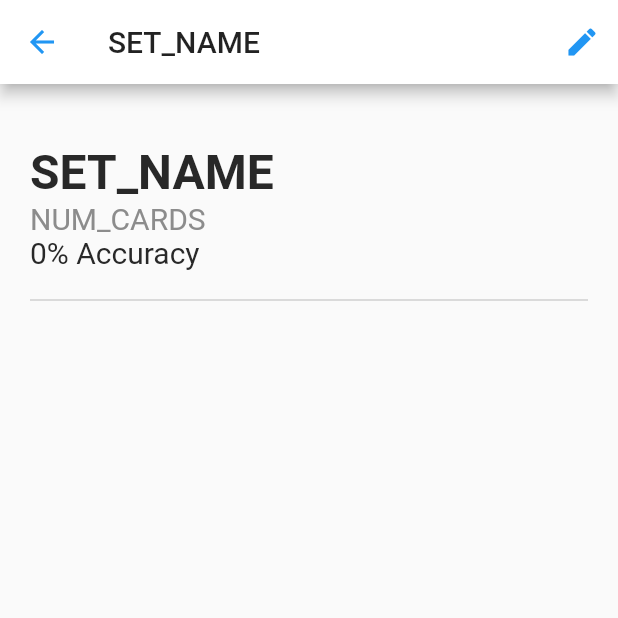
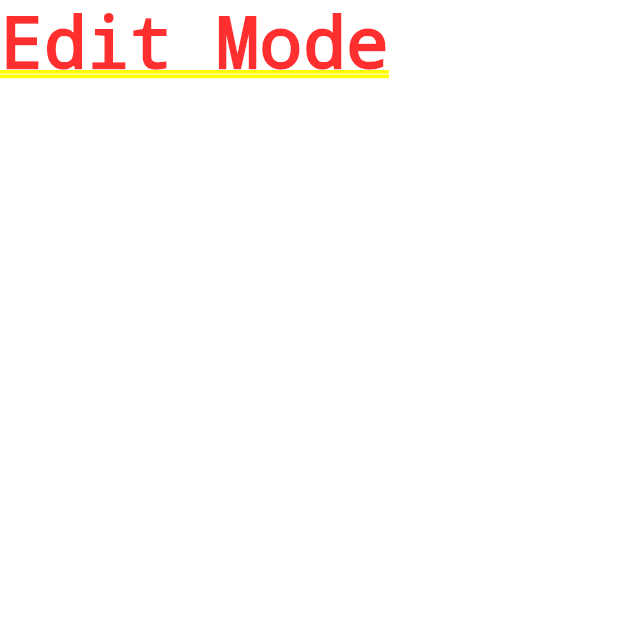
Before and after one commit to bdmcd/re-study, a Flutter app: the screen it shows after launch, after a tap on the "edit" icon, on a phone screen of 412 x 824 dp, the top half of it. Run offline on Flutter 3.47's test engine with Material 2 defaults, Android fonts, the phone set to English and light mode, and no system bars; our stand-ins replace equatable, firebase_auth, flutter_bloc, google_sign_in; accounts and stored records are empty; generated files the repository leaves out were written again.

Commit message:
Added CardsView

```diff
--- a/frontend/lib/styles/colors.dart
+++ b/frontend/lib/styles/colors.dart
@@ -3,4 +3,4 @@ import 'package:flutter/material.dart';
 const Color TEXT_HEADER_GREY = Color.fromARGB(255, 140, 140, 140);
 const Color TEXT_BLACK = Color.fromARGB(255, 40, 40, 40);
 const Color COLOR_APP_BG = Color.fromARGB(255, 249, 249, 249);
-const Color APP_MAIN_COLOR = Colors.blue;
+const Color APP_PRIMARY_COLOR = Colors.blue;
--- a/frontend/lib/styles/spacings.dart
+++ b/frontend/lib/styles/spacings.dart
@@ -11,3 +11,5 @@ const double TEXT_FIELD_HEADER_FONT_SIZE =  16.0;
 const double TEXT_FIELD_INPUT_FONT_SIZE = 22.0;
 const double TEXT_BODY_FONT_SIZE = 20.0;
 const double BUT_FONT_SIZE = 18.0;
+
+const double ICON_LARGE_SIZE = 34.0;
--- a/frontend/lib/view/views/cards_view.dart
+++ b/frontend/lib/view/views/cards_view.dart
@@ -1,7 +1,5 @@
 import 'package:flutter/material.dart';
 import 'package:restudy/widgets/divider_line_painter.dart';
-import 'package:restudy/bloc/auth_bloc.dart';
-import 'package:restudy/widgets/text_input_field_widget.dart';
 import 'package:restudy/styles/spacings.dart';
 import 'package:restudy/styles/colors.dart';
 
@@ -19,11 +17,14 @@ class CardsViewState extends State<CardsView> {
 
   @override
   Widget build(BuildContext context) {
+    if (editMode) {
+      return Text("Edit Mode");
+    }
     return Scaffold(
       appBar: AppBar(
-        title: Text("SET_NAME"),
+        title: Text("Set Name"),
         leading: IconButton(
-          color: APP_MAIN_COLOR,
+          color: APP_PRIMARY_COLOR,
           icon: Icon(Icons.arrow_back),
           onPressed: () {},
         ),
@@ -31,14 +32,15 @@ class CardsViewState extends State<CardsView> {
           IconButton(
               icon: Icon(
                 Icons.edit,
-                color: APP_MAIN_COLOR,
+                color: APP_PRIMARY_COLOR,
               ),
               onPressed: () {
                 enterEditSet();
               })
         ],
       ),
-      body: Column(
+      body: SingleChildScrollView(
+        child: Column(
           children: <Widget>[
             Column(
               crossAxisAlignment: CrossAxisAlignment.start,
@@ -50,7 +52,7 @@ class CardsViewState extends State<CardsView> {
                       right: STD_HORIZONTAL_MARGIN,
                       bottom: 0.0),
                   child: Text(
-                  "SET_NAME",
+                    "Set Name",
                     style: TextStyle(
                         color: TEXT_BLACK,
                         fontSize: 32.0,
@@ -64,7 +66,7 @@ class CardsViewState extends State<CardsView> {
                       right: STD_HORIZONTAL_MARGIN,
                       bottom: 0.0),
                   child: Text(
-                  "NUM_CARDS",
+                    "0 Cards",
                     style: TextStyle(
                       color: TEXT_HEADER_GREY,
                       fontSize: TEXT_BODY_FONT_SIZE,
@@ -97,16 +99,74 @@ class CardsViewState extends State<CardsView> {
                         (STD_HORIZONTAL_MARGIN * 2),
                   )),
                 ),
+                Padding(
+                  padding: const EdgeInsets.only(
+                      top: STD_VERTICAL_MARGIN,
+                      left: STD_HORIZONTAL_MARGIN,
+                      right: STD_HORIZONTAL_MARGIN,
+                      bottom: 0.0),
+                  child: Center(
+                    child: Card(
+                      child: InkWell(
+                        splashColor: APP_PRIMARY_COLOR.withAlpha(30),
+                        onTap: () {
+                          addCard();
+                        },
+                        child: Container(
+                          width: MediaQuery.of(context).size.width,
+                          height: 120,
+                          child: Padding(
+                            padding: EdgeInsets.only(
+                              top: 30,
+                            ),
+                            child: Column(
+                              children: <Widget>[
+                                Icon(
+                                  Icons.add,
+                                  size: ICON_LARGE_SIZE,
+                                  color: APP_PRIMARY_COLOR,
+                                ),
+                                Text(
+                                  "Add Card",
+                                  style: TextStyle(
+                                    fontSize: TEXT_FIELD_INPUT_FONT_SIZE,
+                                    color: APP_PRIMARY_COLOR,
+                                  ),
+                                ),
+                              ],
+                            ),
+                          ),
+                        ),
+                      ),
+                    ),
+                  ),
+                ),
               ],
             ),
           ],
         ),
+      ),
+      floatingActionButton: Padding(
+        padding: const EdgeInsets.only(bottom: 20.0),
+        child: FloatingActionButton.extended(
+          onPressed: () {
+            // Add your onPressed code here!
+          },
+          label: Text('Study', style: TextStyle(fontSize: BUT_FONT_SIZE),),
+          icon: Icon(Icons.done_all),
+          backgroundColor: APP_PRIMARY_COLOR,
+        ),
+      ), floatingActionButtonLocation: FloatingActionButtonLocation.centerFloat,
     );
   }
 
   enterEditSet() {
+    setState(() {
       editMode = true;
+    });
   }
 
   backToSets() {}
+
+  addCard() {}
 }
--- a/frontend/lib/view/views/login_view.dart
+++ b/frontend/lib/view/views/login_view.dart
@@ -81,7 +81,7 @@ class LoginViewState extends State<LoginView> {
                     },
                     child:
                         Text("Register", style: TextStyle(fontSize: BUT_FONT_SIZE)),
-                    color: APP_MAIN_COLOR,
+                    color: APP_PRIMARY_COLOR,
                     textColor: Colors.white,
                   ),
                 ),
@@ -99,7 +99,7 @@ class LoginViewState extends State<LoginView> {
                     },
                     child: Text("Login", style: TextStyle(fontSize: BUT_FONT_SIZE)),
                     color: Colors.white,
-                    textColor: APP_MAIN_COLOR,
+                    textColor: APP_PRIMARY_COLOR,
                   ),
                 ),
               ),
--- a/frontend/lib/widgets/card_widget.dart
+++ b/frontend/lib/widgets/card_widget.dart
@@ -33,8 +33,8 @@ class _CardWidgetState extends State<CardWidget> {
             this._flipCard();
           },
           child: Container(
-            width: 300,
-            height: 150,
+            width: MediaQuery.of(context).size.width,
+            height: 120,
             child: Padding(
               padding: EdgeInsets.only(top: 40,),
               child: Column(
```
Also changed, not shown: frontend/pubspec.lock. Lines whose indentation alone changed are shown as unchanged.
